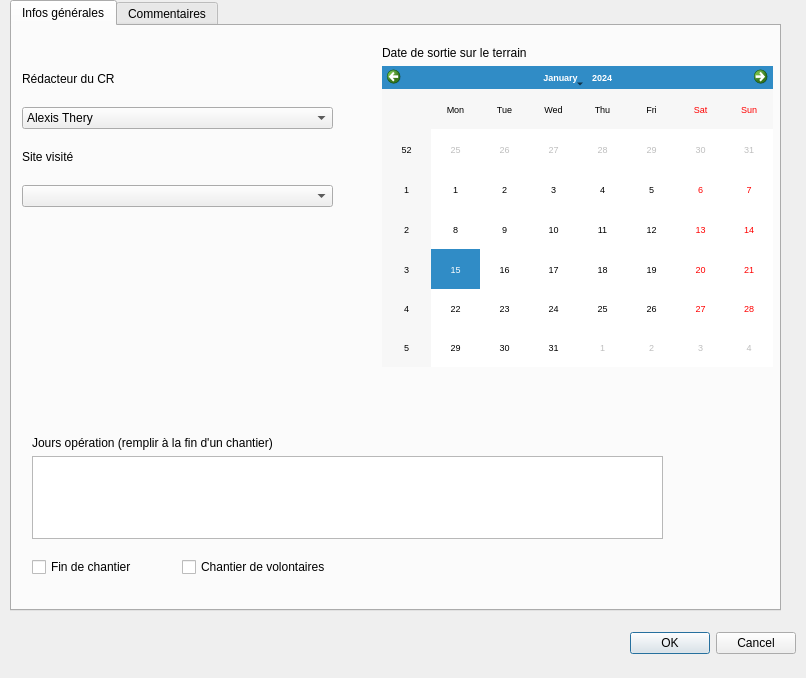
VincentD/bdtravaux, file ui_bdtravaux_sortie.ui: the form before one commit.
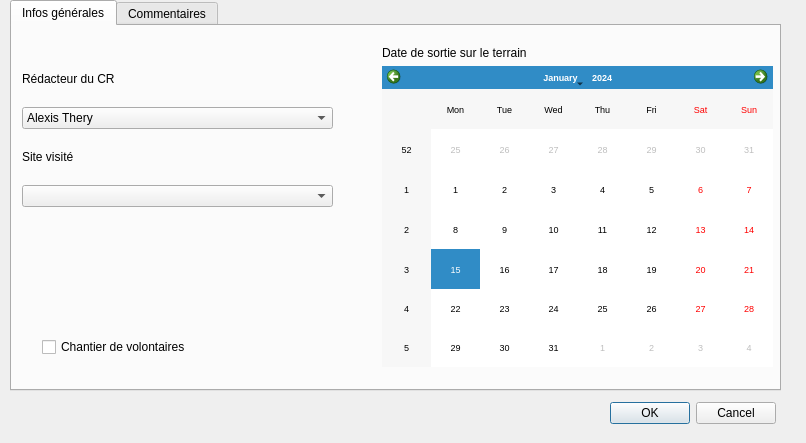
The form after the commit.

Commit message: - Transfert de la case à cocher"chantier fini" du module "sortie" au module "opération" - Transfert de la zone de texte "jours opérations" du module "sortie" à un embryon de module "chantier fini" - Adaptation du code et de la base de données,  et tests de l'insertion des données en base. - Remplissage de la combobox "choix transfo" (module "opérations").

```diff
--- a/ui_bdtravaux_sortie.ui
+++ b/ui_bdtravaux_sortie.ui
@@ -7,7 +7,7 @@
     <x>0</x>
     <y>0</y>
     <width>806</width>
-    <height>678</height>
+    <height>443</height>
    </rect>
   </property>
   <property name="windowTitle">
@@ -16,8 +16,8 @@
   <widget class="QDialogButtonBox" name="buttonBox_2">
    <property name="geometry">
     <rect>
-     <x>620</x>
-     <y>630</y>
+     <x>600</x>
+     <y>400</y>
      <width>176</width>
      <height>27</height>
     </rect>
@@ -35,7 +35,7 @@
      <x>10</x>
      <y>0</y>
      <width>771</width>
-     <height>611</height>
+     <height>391</height>
     </rect>
    </property>
    <property name="tabPosition">
@@ -170,46 +170,11 @@
       </item>
      </layout>
     </widget>
-    <widget class="QWidget" name="verticalLayoutWidget_3">
-     <property name="geometry">
-      <rect>
-       <x>20</x>
-       <y>410</y>
-       <width>631</width>
-       <height>103</height>
-      </rect>
-     </property>
-     <layout class="QVBoxLayout" name="verticalLayout_3">
-      <item>
-       <widget class="QLabel" name="lbl_jourope">
-        <property name="text">
-         <string>Jours opération (remplir à la fin d'un chantier) </string>
-        </property>
-       </widget>
-      </item>
-      <item>
-       <widget class="QTextEdit" name="jours_chan"/>
-      </item>
-     </layout>
-    </widget>
-    <widget class="QCheckBox" name="chantfini">
-     <property name="geometry">
-      <rect>
-       <x>20</x>
-       <y>530</y>
-       <width>131</width>
-       <height>22</height>
-      </rect>
-     </property>
-     <property name="text">
-      <string>Fin de chantier</string>
-     </property>
-    </widget>
     <widget class="QCheckBox" name="chantvol">
      <property name="geometry">
       <rect>
-       <x>170</x>
-       <y>530</y>
+       <x>30</x>
+       <y>310</y>
        <width>191</width>
        <height>22</height>
       </rect>
```
Left out of the diff: 3 changed lines with no effect on the pictures. The commit also changes 4 other files.
